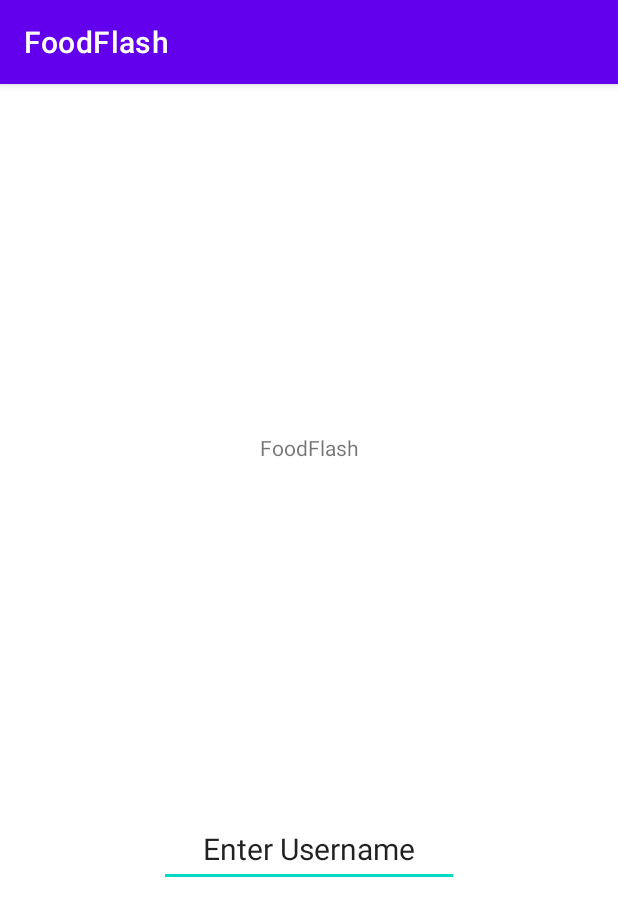
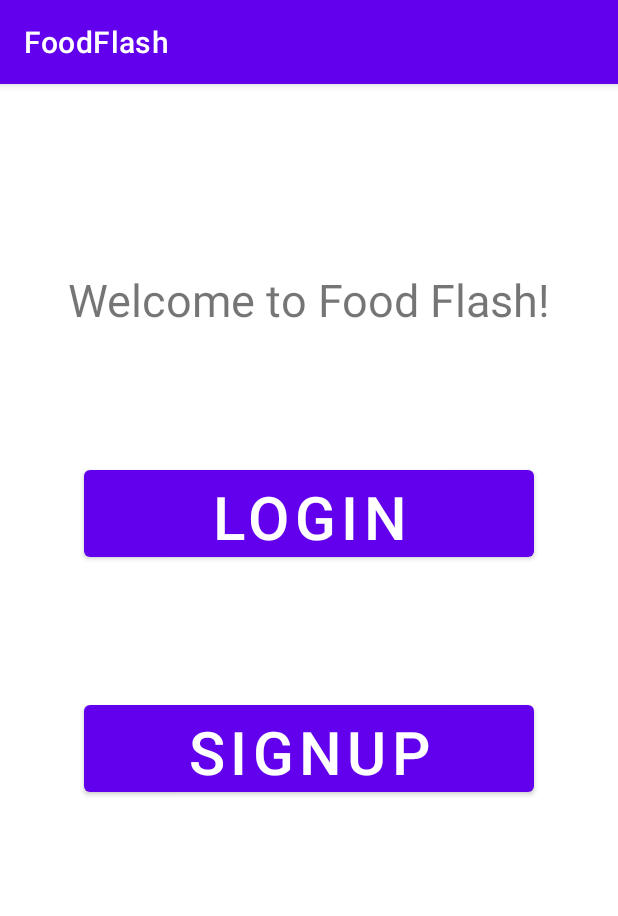
Before and after one commit to 9brian/Food, an Android app: the screen it shows after launch (MainActivity), on a phone screen of 412 x 824 dp. Shown: the top 916 px of the screen. Run offline under Robolectric (Android 15) with nearby library versions, the phone set to English and light mode, and no system bars.

Commit message:
Setup Main Page

```diff
--- a/app/src/main/java/com/example/foodflash/FoodFlash.java
+++ /dev/null
@@ -1,8 +0,0 @@
-package com.example.foodflash;
-
-public class FoodFlash {
-
-    private String mUsername;
-    private double mPassword;
-
-}
--- a/app/src/main/java/com/example/foodflash/MainActivity.java
+++ b/app/src/main/java/com/example/foodflash/MainActivity.java
@@ -3,9 +3,14 @@ package com.example.foodflash;
 import androidx.appcompat.app.AppCompatActivity;
 
 import android.os.Bundle;
+import android.widget.Button;
 
 public class MainActivity extends AppCompatActivity {
     // Adding a comment
+
+    Button mLoginButton;
+    Button mSignUpButton;
+
     @Override
     protected void onCreate(Bundle savedInstanceState) {
         super.onCreate(savedInstanceState);
--- a/app/src/main/res/layout/activity_main.xml
+++ b/app/src/main/res/layout/activity_main.xml
@@ -7,25 +7,49 @@
     tools:context=".MainActivity">
 
     <TextView
-        android:id="@+id/random_title"
+        android:id="@+id/title_id"
         android:layout_width="wrap_content"
         android:layout_height="wrap_content"
-        android:text="FoodFlash"
-        app:layout_constraintBottom_toTopOf="@id/username_edittext"
+        android:gravity="center"
+        android:text="@string/welcome_textview"
+        android:textSize="30sp"
+        app:layout_constraintBottom_toBottomOf="parent"
         app:layout_constraintEnd_toEndOf="parent"
         app:layout_constraintStart_toStartOf="parent"
-        app:layout_constraintTop_toTopOf="parent" />
+        app:layout_constraintTop_toTopOf="parent"
+        app:layout_constraintVertical_bias="0.17" />
 
-    <EditText
-        android:id="@+id/username_edittext"
-        android:layout_width="200dp"
-        android:layout_height="50dp"
-        app:layout_constraintTop_toBottomOf="@id/random_title"
+    <Button
+        android:id="@+id/login_button"
+
+        android:layout_width="300dp"
+        android:layout_height="70dp"
+
+        android:gravity="center"
+        android:text="@string/login_button_text"
+
+        android:textSize="40sp"
+
+        app:layout_constraintBottom_toTopOf="@id/signup_button"
+        app:layout_constraintEnd_toEndOf="parent"
         app:layout_constraintStart_toStartOf="parent"
+        app:layout_constraintTop_toBottomOf="@id/title_id" />
+
+    <Button
+        android:id="@+id/signup_button"
+
+        android:layout_width="300dp"
+        android:layout_height="70dp"
+
+        android:gravity="center"
+        android:text="@string/signup_button_text"
+        android:textSize="40sp"
+
+        app:layout_constraintBottom_toBottomOf="parent"
         app:layout_constraintEnd_toEndOf="parent"
-        app:layout_constraintBottom_toBottomOf="parent"
-        android:text="@string/enter_username"
-        android:textSize="20sp"
-        android:gravity="center" />
+        app:layout_constraintStart_toStartOf="parent"
+        app:layout_constraintTop_toTopOf="parent"
+        app:layout_constraintVertical_bias="0.585" />
+
 
 </androidx.constraintlayout.widget.ConstraintLayout>
--- /dev/null
+++ b/app/src/main/res/values/ids.xml
@@ -0,0 +1,4 @@
+<?xml version="1.0" encoding="utf-8"?>
+<resources>
+    <item name="title_id" type="id" />
+</resources>
--- a/app/src/main/res/values/strings.xml
+++ b/app/src/main/res/values/strings.xml
@@ -1,4 +1,7 @@
 <resources>
     <string name="app_name">FoodFlash</string>
     <string name="enter_username">Enter Username</string>
+    <string name="login_button_text">Login</string>
+    <string name="signup_button_text">Signup</string>
+    <string name="welcome_textview">Welcome to Food Flash!</string>
 </resources>
```
